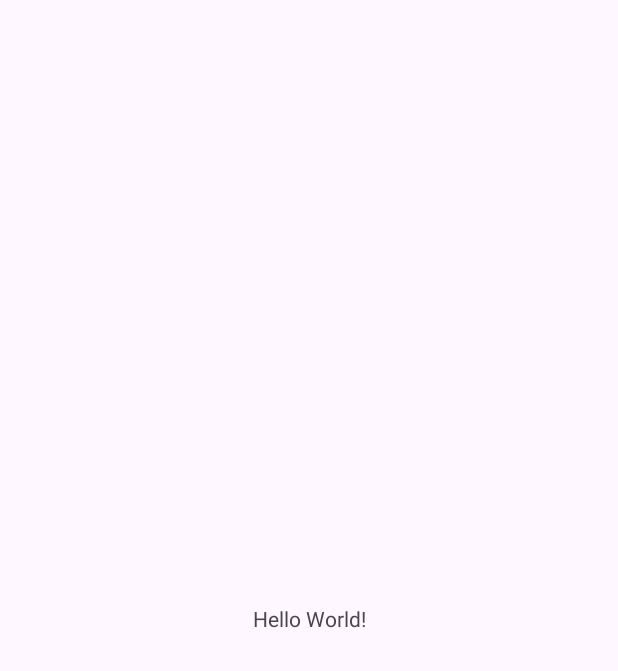
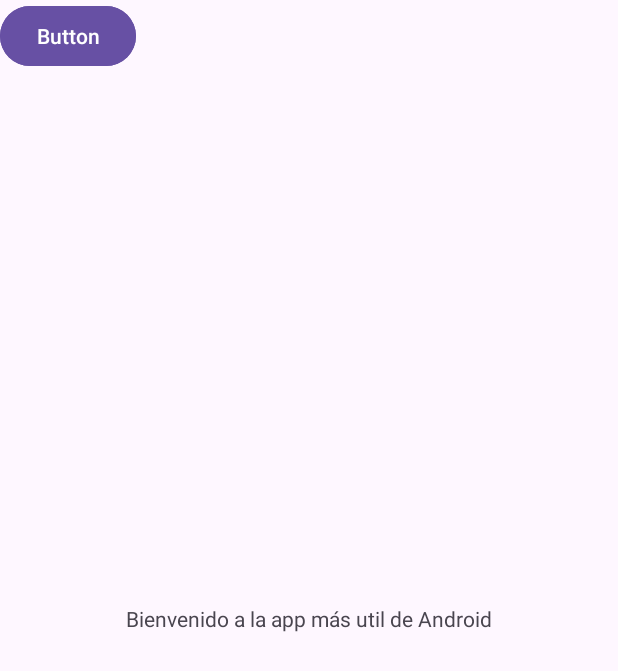
Before and after one commit to PentestPriz/PMDYM, an Android app: the screen it shows after launch (MainActivity), on a phone screen of 412 x 824 dp. Before the commit the part shown is almost empty. Shown: the top 671 px of the screen. Run offline under Robolectric (Android 15) with nearby library versions, the phone set to English and light mode, and no system bars.

Commit message:
Commit punto 1

```diff
--- a/PracticaT3/app/src/main/res/layout/activity_main.xml
+++ b/PracticaT3/app/src/main/res/layout/activity_main.xml
@@ -10,10 +10,26 @@
     <TextView
         android:layout_width="wrap_content"
         android:layout_height="wrap_content"
-        android:text="Hello World!"
+        android:text="Bienvenido a la app más util de Android"
         app:layout_constraintBottom_toBottomOf="parent"
         app:layout_constraintEnd_toEndOf="parent"
         app:layout_constraintStart_toStartOf="parent"
         app:layout_constraintTop_toTopOf="parent" />
 
+    <Button
+        android:id="@+id/button"
+        android:layout_width="wrap_content"
+        android:layout_height="wrap_content"
+        android:text="Button"
+        tools:layout_editor_absoluteX="78dp"
+        tools:layout_editor_absoluteY="492dp" />
+
+    <Button
+        android:id="@+id/button2"
+        android:layout_width="wrap_content"
+        android:layout_height="wrap_content"
+        android:text="Button"
+        tools:layout_editor_absoluteX="245dp"
+        tools:layout_editor_absoluteY="492dp" />
+
 </androidx.constraintlayout.widget.ConstraintLayout>
```
